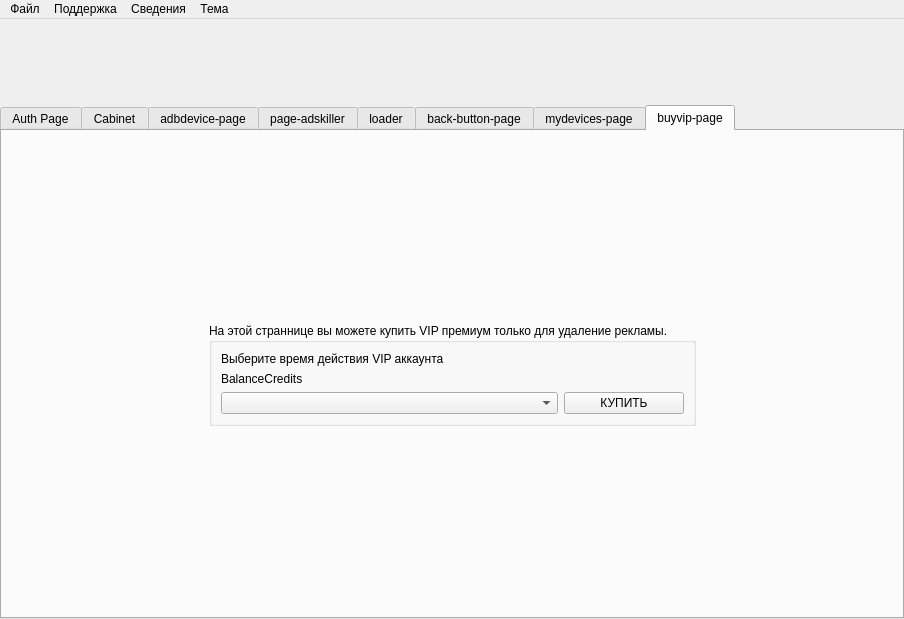
First picture: the form in ui/mainwindow.ui, repository badcast/adskiller, before the edit.
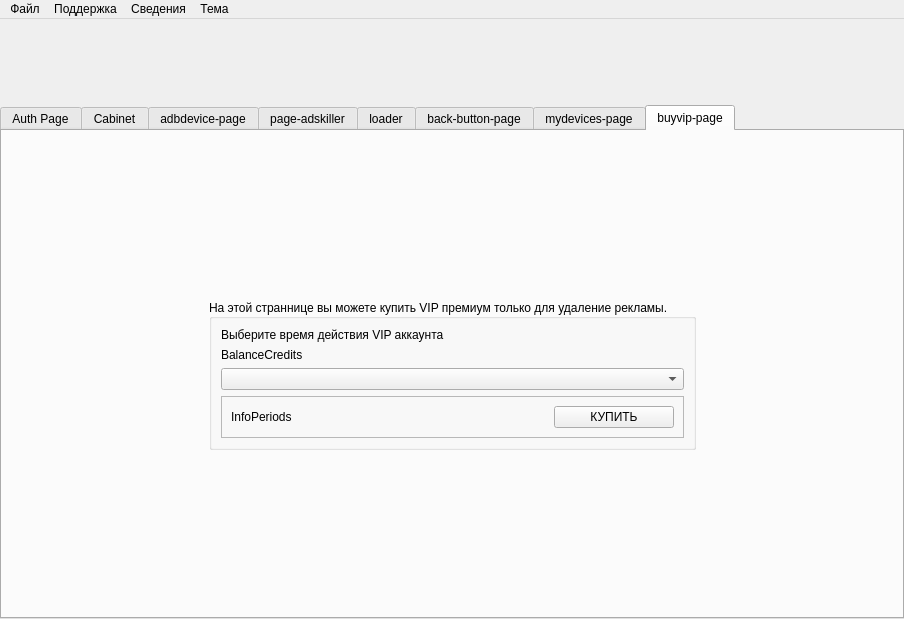
Second picture: the form after the edit. The open tabs and pages were chosen to show the change. Icons and pictures are not drawn.

Patch:
```diff
--- a/ui/mainwindow.ui
+++ b/ui/mainwindow.ui
@@ -1790,26 +1790,64 @@
              <property name="title">
               <string>На этой страннице вы можете купить VIP премиум только для удаление рекламы.</string>
              </property>
-             <layout class="QGridLayout" name="gridLayout">
-              <item row="0" column="0">
+             <property name="alignment">
+              <set>Qt::AlignmentFlag::AlignLeading|Qt::AlignmentFlag::AlignLeft|Qt::AlignmentFlag::AlignVCenter</set>
+             </property>
+             <layout class="QVBoxLayout" name="verticalLayout_4">
+              <item>
                <widget class="QLabel" name="label_13">
                 <property name="text">
                  <string>Выберите время действия VIP аккаунта</string>
                 </property>
                </widget>
               </item>
-              <item row="1" column="0">
+              <item>
                <widget class="QLabel" name="labelVipBalance">
                 <property name="text">
                  <string>BalanceCredits</string>
                 </property>
                </widget>
               </item>
-              <item row="2" column="0">
+              <item>
                <widget class="QComboBox" name="comboBoxSelectVIPDays"/>
               </item>
-              <item row="2" column="1">
-               <widget class="QPushButton" name="pushButton">
+              <item>
+               <widget class="QFrame" name="frame">
+                <property name="frameShape">
+                 <enum>QFrame::Shape::StyledPanel</enum>
+                </property>
+                <property name="frameShadow">
+                 <enum>QFrame::Shadow::Raised</enum>
+                </property>
+                <layout class="QHBoxLayout" name="horizontalLayout_4">
+                 <item>
+                  <widget class="QLabel" name="labelInfoVip">
+                   <property name="text">
+                    <string>InfoPeriods</string>
+                   </property>
+                  </widget>
+                 </item>
+                 <item>
+                  <spacer name="horizontalSpacer_7">
+                   <property name="orientation">
+                    <enum>Qt::Orientation::Horizontal</enum>
+                   </property>
+                   <property name="sizeHint" stdset="0">
+                    <size>
+                     <width>40</width>
+                     <height>20</height>
+                    </size>
+                   </property>
+                  </spacer>
+                 </item>
+                 <item>
+                  <widget class="QPushButton" name="buttonBuyVip">
+                   <property name="minimumSize">
+                    <size>
+                     <width>120</width>
+                     <height>0</height>
+                    </size>
+                   </property>
                 <property name="maximumSize">
                  <size>
                   <width>120</width>
@@ -1819,6 +1857,9 @@
                 <property name="text">
                  <string>КУПИТЬ</string>
                 </property>
+                  </widget>
+                 </item>
+                </layout>
                </widget>
               </item>
              </layout>
```
Left out of the diff: 2 changed lines with no effect on the pictures. Lines whose indentation alone changed are shown as unchanged.
